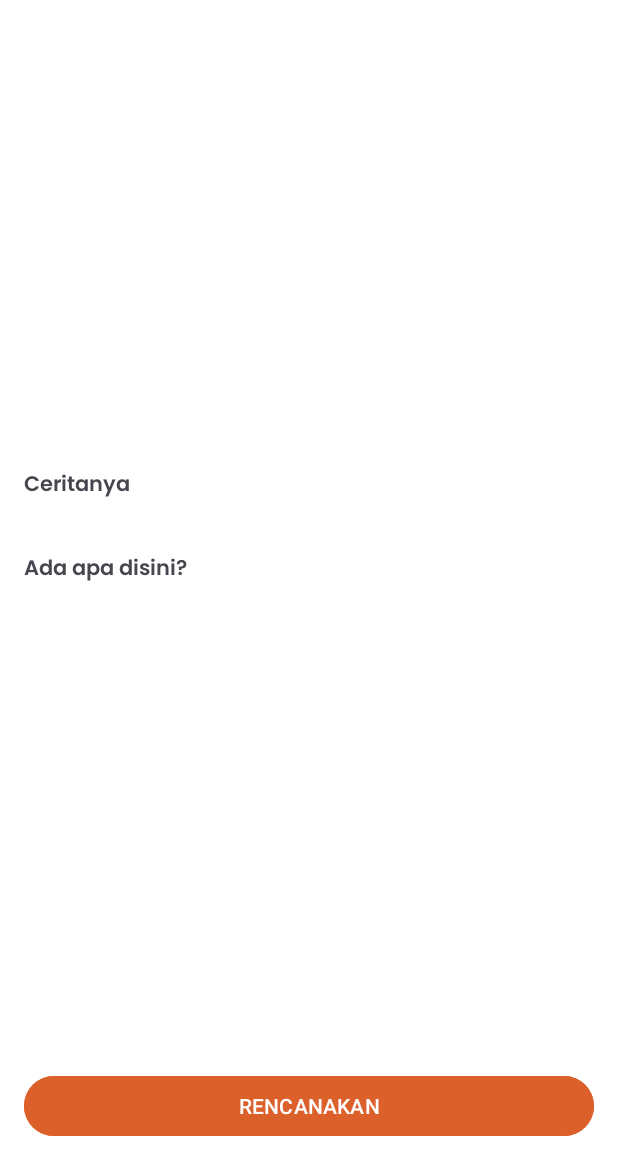
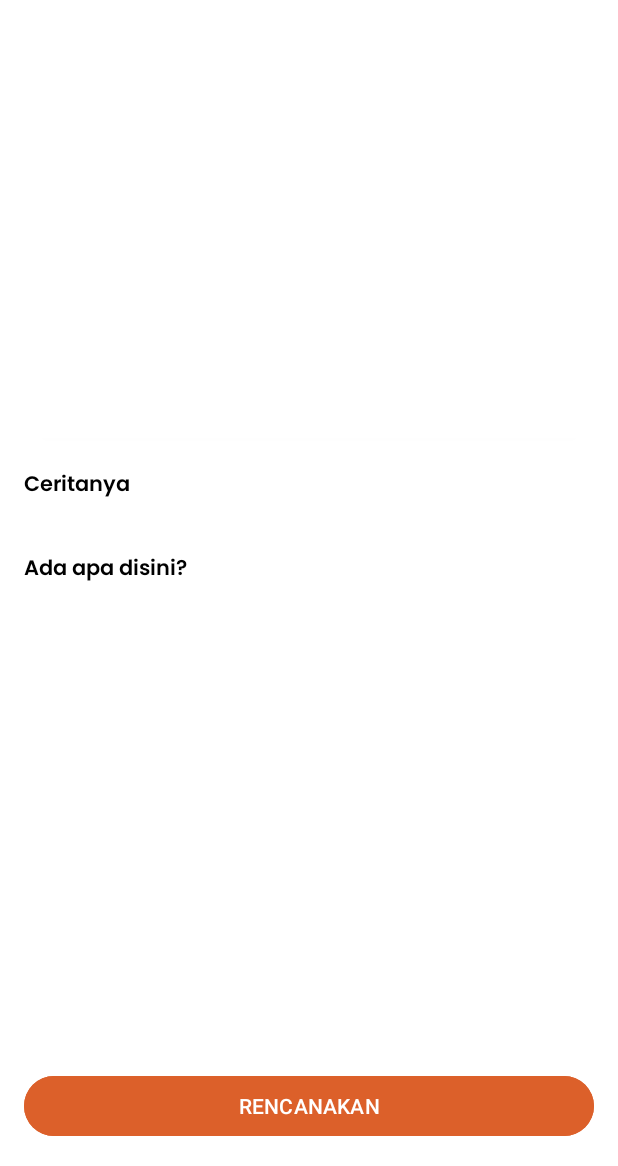
Before and after one commit to Wisnu-C23-PS427/android-wisnu, an Android app: the CityDetailActivity screen opened directly, with no data from a screen before it, on a phone screen of 412 x 824 dp, the part 70-1236 px from its top. Run offline under Robolectric (Android 15) with nearby library versions, the phone set to English and light mode, and no system bars; our stand-ins replace Dagger/Hilt's generated code; pictures from the network do not load; 5 statements that could not run were skipped.

Commit message:
UI Text Color adjustment

```diff
--- a/app/src/main/res/layout/content_city_detail.xml
+++ b/app/src/main/res/layout/content_city_detail.xml
@@ -43,6 +43,7 @@
                 android:layout_height="300dp"
                 android:scaleType="centerCrop"
                 app:layout_constraintEnd_toEndOf="parent"
+                app:layout_constraintHorizontal_bias="0.0"
                 app:layout_constraintStart_toStartOf="parent"
                 app:layout_constraintTop_toTopOf="parent"
                 tools:src="@tools:sample/backgrounds/scenic" />
@@ -70,6 +71,7 @@
                         android:layout_width="wrap_content"
                         android:layout_height="wrap_content"
                         android:fontFamily="@font/poppins_semibold"
+                        android:textColor="@color/black"
                         android:textSize="20sp"
                         tools:text="Bandung" />
 
@@ -92,6 +94,7 @@
                 android:layout_marginTop="20dp"
                 android:fontFamily="@font/poppins_semibold"
                 android:text="Ceritanya"
+                android:textColor="@color/black"
                 android:textSize="14sp"
                 app:layout_constraintStart_toStartOf="parent"
                 app:layout_constraintTop_toBottomOf="@+id/card_city" />
@@ -102,6 +105,7 @@
                 android:layout_height="wrap_content"
                 android:layout_marginStart="16dp"
                 android:fontFamily="@font/playfair_display_medium"
+                android:textColor="@color/black"
                 android:textSize="14sp"
                 app:layout_constraintStart_toStartOf="parent"
                 app:layout_constraintTop_toBottomOf="@+id/tv_title_story"
@@ -115,6 +119,7 @@
                 android:layout_marginTop="11dp"
                 android:fontFamily="@font/poppins_semibold"
                 android:text="Ada apa disini?"
+                android:textColor="@color/black"
                 android:textSize="14sp"
                 app:layout_constraintStart_toStartOf="parent"
                 app:layout_constraintTop_toBottomOf="@+id/tv_story" />
--- a/app/src/main/res/layout/content_event_detail.xml
+++ b/app/src/main/res/layout/content_event_detail.xml
@@ -70,6 +70,7 @@
                         android:layout_width="wrap_content"
                         android:layout_height="wrap_content"
                         android:fontFamily="@font/poppins_semibold"
+                        android:textColor="@color/black"
                         android:textSize="20sp"
                         tools:text="Bandung" />
 
@@ -92,6 +93,7 @@
                 android:layout_marginTop="20dp"
                 android:fontFamily="@font/poppins_semibold"
                 android:text="@string/title_the_story"
+                android:textColor="@color/black"
                 android:textSize="14sp"
                 app:layout_constraintStart_toStartOf="parent"
                 app:layout_constraintTop_toBottomOf="@+id/card_event" />
@@ -102,6 +104,7 @@
                 android:layout_height="wrap_content"
                 android:layout_marginStart="16dp"
                 android:fontFamily="@font/playfair_display_medium"
+                android:textColor="@color/black"
                 android:textSize="14sp"
                 app:layout_constraintStart_toStartOf="parent"
                 app:layout_constraintTop_toBottomOf="@+id/tv_title_story"
@@ -114,6 +117,7 @@
                 android:layout_marginTop="16dp"
                 android:fontFamily="@font/poppins_semibold"
                 android:text="@string/title_event_date"
+                android:textColor="@color/black"
                 android:textSize="14sp"
                 app:layout_constraintStart_toStartOf="@+id/tv_story"
                 app:layout_constraintTop_toBottomOf="@+id/tv_story" />
@@ -123,6 +127,7 @@
                 android:layout_width="wrap_content"
                 android:layout_height="wrap_content"
                 android:fontFamily="@font/playfair_display_medium"
+                android:textColor="@color/black"
                 android:textSize="14sp"
                 app:layout_constraintStart_toStartOf="@+id/tv_title_date"
                 app:layout_constraintTop_toBottomOf="@+id/tv_title_date"
--- a/app/src/main/res/layout/content_poi_detail.xml
+++ b/app/src/main/res/layout/content_poi_detail.xml
@@ -122,6 +122,7 @@
                 android:layout_marginTop="24dp"
                 android:fontFamily="@font/poppins_semibold"
                 android:text="Ceritanya..."
+                android:textColor="@color/black"
                 android:textSize="14sp"
                 app:layout_constraintStart_toStartOf="@+id/cv_detail"
                 app:layout_constraintTop_toBottomOf="@+id/cv_detail" />
@@ -132,6 +133,7 @@
                 android:layout_height="wrap_content"
                 android:layout_marginEnd="16dp"
                 android:fontFamily="@font/playfair_display_medium"
+                android:textColor="@color/black"
                 android:textSize="14sp"
                 app:layout_constraintEnd_toEndOf="parent"
                 app:layout_constraintStart_toStartOf="@+id/tv_title"
@@ -146,6 +148,7 @@
                 android:layout_marginTop="16dp"
                 android:fontFamily="@font/poppins_semibold"
                 android:text="TemanWisnu disini"
+                android:textColor="@color/black"
                 android:textSize="14sp"
                 app:layout_constraintStart_toStartOf="parent"
                 app:layout_constraintTop_toBottomOf="@+id/tv_backgroundStory" />
--- a/app/src/main/res/layout/fragment_transaction_detail.xml
+++ b/app/src/main/res/layout/fragment_transaction_detail.xml
@@ -36,6 +36,7 @@
             android:layout_height="wrap_content"
             android:fontFamily="@font/poppins_semibold"
             android:text="@string/rincian_transaksi"
+            android:textColor="@color/black"
             android:textSize="14sp"
             app:layout_constraintStart_toStartOf="parent"
             app:layout_constraintTop_toTopOf="parent" />
@@ -158,6 +159,7 @@
             android:layout_marginStart="8dp"
             android:fontFamily="@font/poppins_semibold"
             android:text="@string/payment_method"
+            android:textColor="@color/black"
             android:textSize="14sp"
             app:layout_constraintBottom_toBottomOf="@+id/icon_card"
             app:layout_constraintStart_toEndOf="@+id/icon_card"
```
